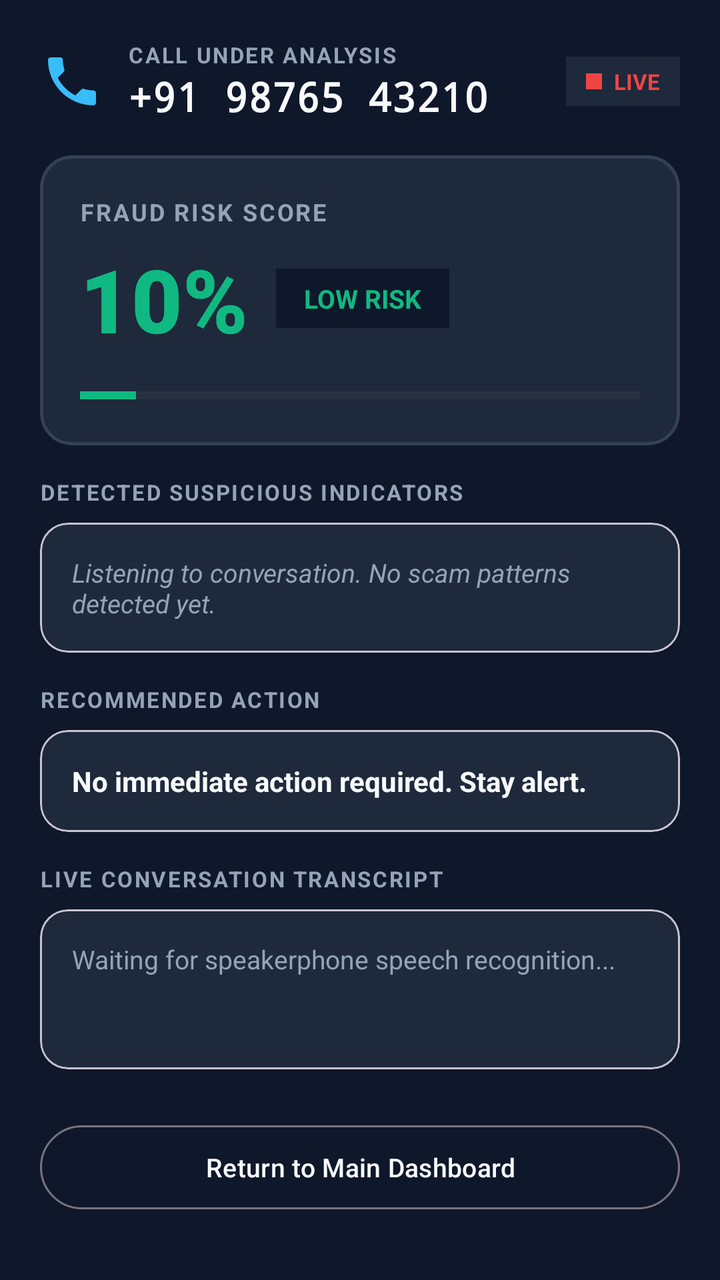
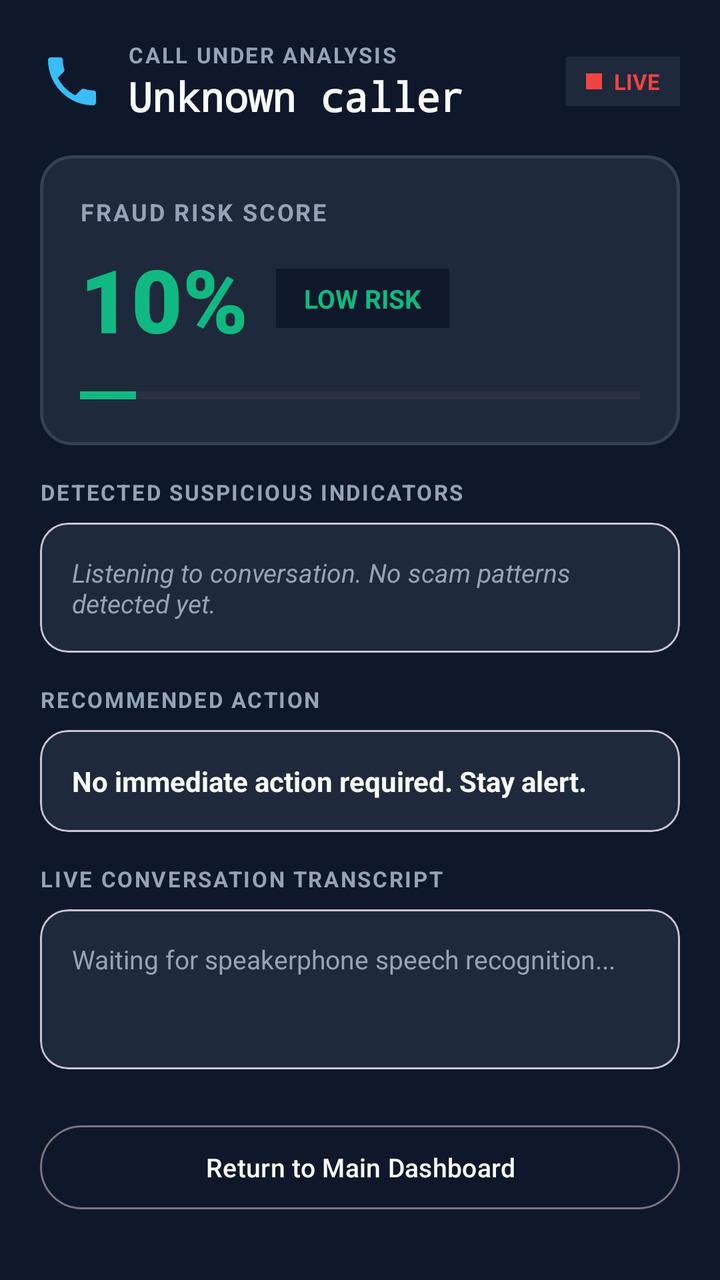

Before-and-after screenshots of an Android layout around one commit, followed by the original layout XML and the change that was made.
<!-- AndroidManifest.xml: activity theme Theme.SvaraX -->
<!-- res/layout/activity_live_call.xml -->
<?xml version="1.0" encoding="utf-8"?>
<androidx.coordinatorlayout.widget.CoordinatorLayout
    xmlns:android="http://schemas.android.com/apk/res/android"
    xmlns:app="http://schemas.android.com/apk/res-auto"
    xmlns:tools="http://schemas.android.com/tools"
    android:id="@+id/liveCallCoordinator"
    android:layout_width="match_parent"
    android:layout_height="match_parent"
    android:background="@color/surface_dark">

    <androidx.core.widget.NestedScrollView
        android:layout_width="match_parent"
        android:layout_height="match_parent"
        android:fillViewport="true">

        <LinearLayout
            android:layout_width="match_parent"
            android:layout_height="wrap_content"
            android:orientation="vertical"
            android:padding="20dp">

            
            <LinearLayout
                android:layout_width="match_parent"
                android:layout_height="wrap_content"
                android:orientation="horizontal"
                android:gravity="center_vertical"
                android:layout_marginBottom="16dp">

                <ImageView
                    android:id="@+id/imgLivePhoneIcon"
                    android:layout_width="32dp"
                    android:layout_height="32dp"
                    android:src="@drawable/ic_phone_call"
                    android:contentDescription="Active Call" />

                <LinearLayout
                    android:layout_width="0dp"
                    android:layout_height="wrap_content"
                    android:layout_weight="1"
                    android:layout_marginStart="12dp"
                    android:orientation="vertical">

                    <TextView
                        android:layout_width="wrap_content"
                        android:layout_height="wrap_content"
                        android:text="CALL UNDER ANALYSIS"
                        android:textColor="@color/text_secondary"
                        android:textSize="11sp"
                        android:letterSpacing="0.08"
                        android:textStyle="bold" />

                    <TextView
                        android:id="@+id/tvLiveCallerNumber"
                        android:layout_width="wrap_content"
                        android:layout_height="wrap_content"
                        android:text="+91 98765 43210"
                        android:textColor="@color/text_primary"
                        android:textSize="20sp"
                        android:fontFamily="monospace"
                        android:textStyle="bold" />
                </LinearLayout>

                <LinearLayout
                    android:layout_width="wrap_content"
                    android:layout_height="wrap_content"
                    android:orientation="horizontal"
                    android:gravity="center_vertical"
                    android:background="@color/surface_card"
                    android:paddingHorizontal="10dp"
                    android:paddingVertical="5dp">

                    <View
                        android:id="@+id/pulseLiveDot"
                        android:layout_width="8dp"
                        android:layout_height="8dp"
                        android:background="@color/accent_red"
                        android:layout_marginEnd="6dp" />

                    <TextView
                        android:layout_width="wrap_content"
                        android:layout_height="wrap_content"
                        android:text="LIVE"
                        android:textColor="@color/accent_red"
                        android:textSize="11sp"
                        android:textStyle="bold" />
                </LinearLayout>
            </LinearLayout>

            
            <com.google.android.material.card.MaterialCardView
                android:id="@+id/cardRiskMeter"
                android:layout_width="match_parent"
                android:layout_height="wrap_content"
                android:layout_marginBottom="16dp"
                app:cardBackgroundColor="@color/surface_card"
                app:cardCornerRadius="16dp"
                app:strokeColor="@color/border_subtle"
                app:strokeWidth="1.5dp">

                <LinearLayout
                    android:layout_width="match_parent"
                    android:layout_height="wrap_content"
                    android:orientation="vertical"
                    android:padding="20dp">

                    <TextView
                        android:layout_width="wrap_content"
                        android:layout_height="wrap_content"
                        android:text="FRAUD RISK SCORE"
                        android:textColor="@color/text_secondary"
                        android:textSize="12sp"
                        android:letterSpacing="0.08"
                        android:textStyle="bold" />

                    <LinearLayout
                        android:layout_width="match_parent"
                        android:layout_height="wrap_content"
                        android:orientation="horizontal"
                        android:gravity="center_vertical"
                        android:layout_marginTop="6dp">

                        <TextView
                            android:id="@+id/tvLiveRiskPercentage"
                            android:layout_width="wrap_content"
                            android:layout_height="wrap_content"
                            android:text="10%"
                            android:textColor="@color/accent_green"
                            android:textSize="44sp"
                            android:fontFamily="sans-serif-black"
                            android:textStyle="bold" />

                        <TextView
                            android:id="@+id/tvLiveRiskLevelBadge"
                            android:layout_width="wrap_content"
                            android:layout_height="wrap_content"
                            android:layout_marginStart="14dp"
                            android:background="@color/surface_dark"
                            android:paddingHorizontal="14dp"
                            android:paddingVertical="6dp"
                            android:text="LOW RISK"
                            android:textColor="@color/accent_green"
                            android:textSize="13sp"
                            android:textStyle="bold" />
                    </LinearLayout>

                    
                    <ProgressBar
                        android:id="@+id/pbRiskScore"
                        style="?android:attr/progressBarStyleHorizontal"
                        android:layout_width="match_parent"
                        android:layout_height="10dp"
                        android:layout_marginTop="14dp"
                        android:max="100"
                        android:progress="10"
                        android:progressTint="@color/accent_green" />

                </LinearLayout>
            </com.google.android.material.card.MaterialCardView>

            
            <TextView
                android:layout_width="wrap_content"
                android:layout_height="wrap_content"
                android:text="DETECTED SUSPICIOUS INDICATORS"
                android:textColor="@color/text_secondary"
                android:textSize="11sp"
                android:textStyle="bold"
                android:letterSpacing="0.08"
                android:layout_marginBottom="8dp" />

            <com.google.android.material.card.MaterialCardView
                android:layout_width="match_parent"
                android:layout_height="wrap_content"
                android:layout_marginBottom="16dp"
                app:cardBackgroundColor="@color/surface_card"
                app:cardCornerRadius="14dp">

                <LinearLayout
                    android:id="@+id/containerIndicatorsList"
                    android:layout_width="match_parent"
                    android:layout_height="wrap_content"
                    android:orientation="vertical"
                    android:padding="16dp">

                    <TextView
                        android:id="@+id/tvNoIndicatorsPlaceholder"
                        android:layout_width="match_parent"
                        android:layout_height="wrap_content"
                        android:text="Listening to conversation. No scam patterns detected yet."
                        android:textColor="@color/text_secondary"
                        android:textSize="13sp"
                        android:textStyle="italic" />

                </LinearLayout>
            </com.google.android.material.card.MaterialCardView>

            
            <TextView
                android:layout_width="wrap_content"
                android:layout_height="wrap_content"
                android:text="RECOMMENDED ACTION"
                android:textColor="@color/text_secondary"
                android:textSize="11sp"
                android:textStyle="bold"
                android:letterSpacing="0.08"
                android:layout_marginBottom="8dp" />

            <com.google.android.material.card.MaterialCardView
                android:id="@+id/cardRecommendation"
                android:layout_width="match_parent"
                android:layout_height="wrap_content"
                android:layout_marginBottom="16dp"
                app:cardBackgroundColor="@color/surface_card"
                app:cardCornerRadius="14dp">

                <LinearLayout
                    android:layout_width="match_parent"
                    android:layout_height="wrap_content"
                    android:orientation="vertical"
                    android:padding="16dp">

                    <TextView
                        android:id="@+id/tvLiveRecommendation"
                        android:layout_width="match_parent"
                        android:layout_height="wrap_content"
                        android:text="No immediate action required. Stay alert."
                        android:textColor="@color/text_primary"
                        android:textSize="14sp"
                        android:textStyle="bold"
                        android:lineSpacingExtra="3dp" />
                </LinearLayout>
            </com.google.android.material.card.MaterialCardView>

            
            <TextView
                android:layout_width="wrap_content"
                android:layout_height="wrap_content"
                android:text="LIVE CONVERSATION TRANSCRIPT"
                android:textColor="@color/text_secondary"
                android:textSize="11sp"
                android:textStyle="bold"
                android:letterSpacing="0.08"
                android:layout_marginBottom="8dp" />

            <com.google.android.material.card.MaterialCardView
                android:layout_width="match_parent"
                android:layout_height="wrap_content"
                android:layout_marginBottom="24dp"
                app:cardBackgroundColor="@color/surface_card"
                app:cardCornerRadius="14dp">

                <TextView
                    android:id="@+id/tvLiveTranscript"
                    android:layout_width="match_parent"
                    android:layout_height="wrap_content"
                    android:minHeight="80dp"
                    android:padding="16dp"
                    android:fontFamily="sans-serif"
                    android:text="Waiting for speakerphone speech recognition..."
                    android:textColor="#94A3B8"
                    android:textSize="13sp"
                    android:lineSpacingExtra="3dp" />
            </com.google.android.material.card.MaterialCardView>

            
            <Button
                android:id="@+id/btnReturnToDashboard"
                style="@style/Widget.Material3.Button.OutlinedButton"
                android:layout_width="match_parent"
                android:layout_height="50dp"
                android:text="Return to Main Dashboard"
                android:textColor="@color/text_primary"
                android:textSize="13sp" />

        </LinearLayout>
    </androidx.core.widget.NestedScrollView>

</androidx.coordinatorlayout.widget.CoordinatorLayout>
<!-- resources referenced by this layout -->
<resources>
  <color name="accent_green">#10B981</color>
  <color name="accent_red">#EF4444</color>
  <color name="border_subtle">#334155</color>
  <color name="surface_card">#1E293B</color>
  <color name="surface_dark">#0F172A</color>
  <color name="text_primary">#F8FAFC</color>
  <color name="text_secondary">#94A3B8</color>
  <!-- drawable ic_phone_call (drawable) -->
  <vector xmlns:android="http://schemas.android.com/apk/res/android"
      android:width="24dp"
      android:height="24dp"
      android:viewportWidth="24"
      android:viewportHeight="24">
    <path
        android:fillColor="#38BDF8"
        android:pathData="M20.01,15.38c-1.23,0 -2.42,-0.2 -3.53,-0.56 -0.35,-0.12 -0.74,-0.03 -1.02,0.24l-2.2,2.2c-2.83,-1.44 -5.15,-3.75 -6.59,-6.58l2.2,-2.21c0.28,-0.27 0.36,-0.66 0.25,-1.01C8.76,6.35 8.56,5.16 8.56,3.93 8.56,3.42 8.14,3 7.63,3H4.06C3.55,3 3,3.38 3,3.93c0,9.42 7.64,17.07 17.01,17.07 0.55,0 0.99,-0.55 0.99,-1.06v-3.56c0,-0.51 -0.42,-0.93 -0.99,-1z"/>
  </vector>
  <style name="Theme.SvaraX" parent="Theme.Material3.DayNight.NoActionBar">
          <item name="colorPrimary">@color/accent_green</item>
          <item name="colorSecondary">@color/accent_amber</item>
          <item name="android:statusBarColor">@color/primary</item>
          <item name="android:navigationBarColor">@color/primary</item>
          <item name="android:windowBackground">@color/surface_dark</item>
      </style>
  <color name="accent_amber">#F59E0B</color>
  <color name="primary">#0F172A</color>
</resources>

<!-- the commit's change to res/layout/activity_live_call.xml (unified diff, before → after) -->
@@ -54,7 +54,7 @@
                         android:id="@+id/tvLiveCallerNumber"
                         android:layout_width="wrap_content"
                         android:layout_height="wrap_content"
-                        android:text="+91 98765 43210"
+                        android:text="Unknown caller"
                         android:textColor="@color/text_primary"
                         android:textSize="20sp"
                         android:fontFamily="monospace"
